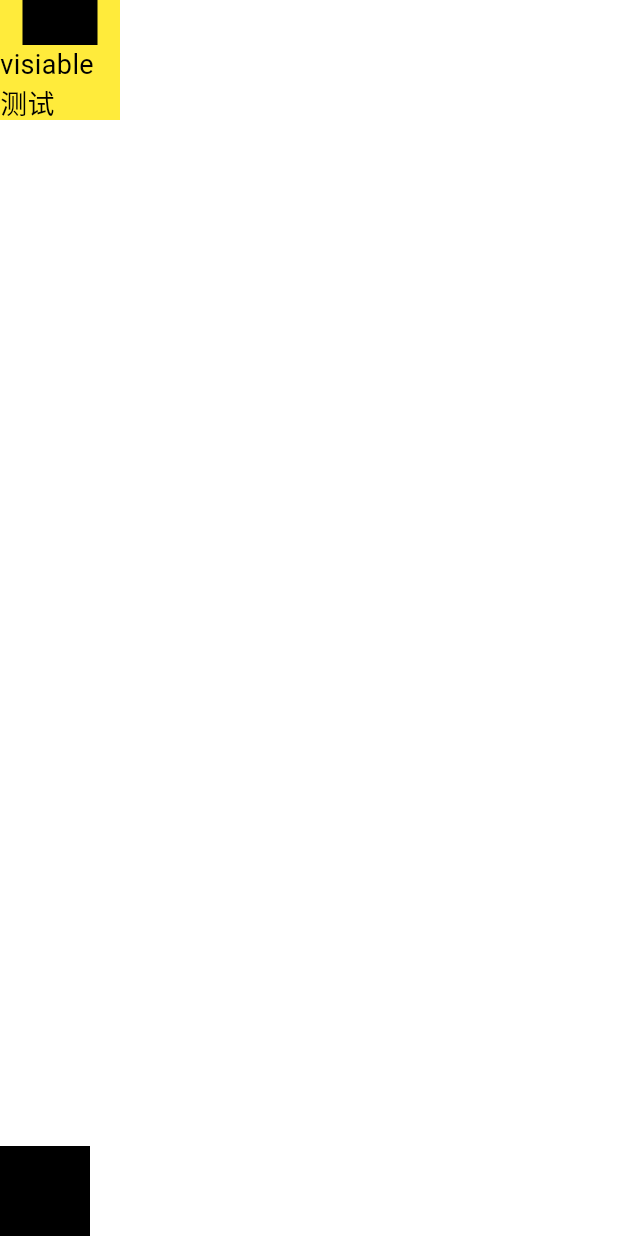
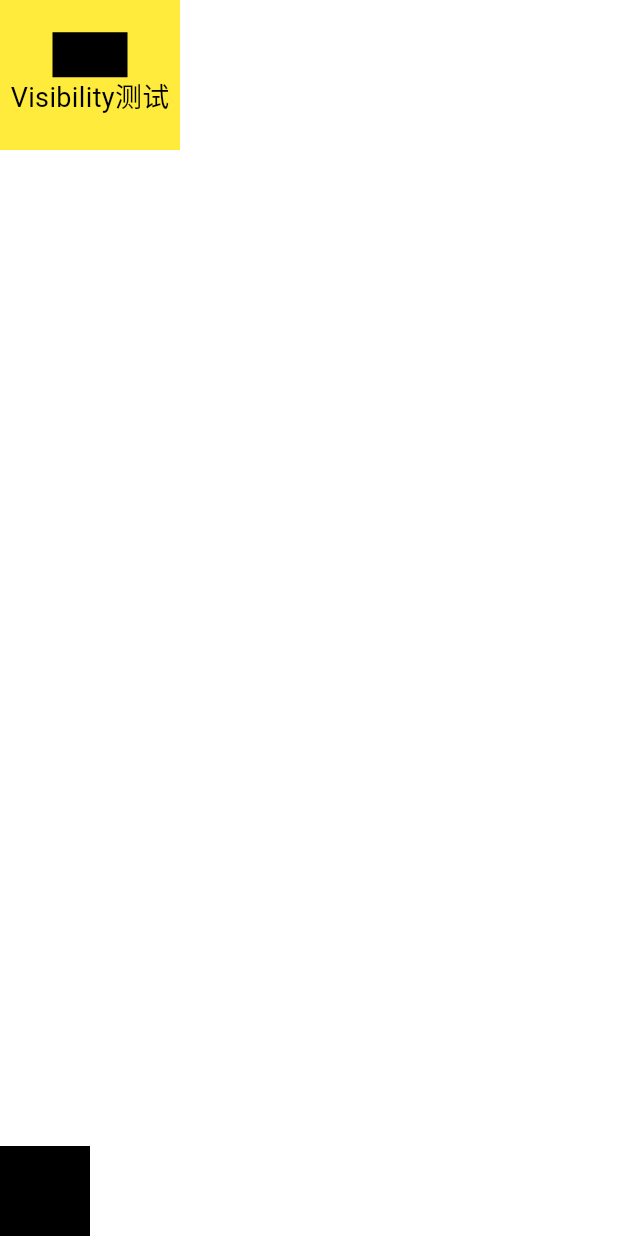
Before and after one commit to SpringRollHHB/FlutterUiTest, a Flutter app: the ContextTestPage screen opened by its route, on a phone screen of 412 x 824 dp. Run offline on Flutter 3.47's test engine with Material 3 defaults, Android fonts, the phone set to English and light mode, and no system bars; our stand-ins replace auto_size_text, get.

Commit message:
context-测试2

```diff
--- a/lib/layout/context_page.dart
+++ b/lib/layout/context_page.dart
@@ -1,4 +1,3 @@
-import 'package:flutter/cupertino.dart';
 import 'package:flutter/material.dart';
 import 'package:flutteruitest/layout/widget/show_context_text_widget.dart';
 
@@ -12,7 +11,7 @@ class ContextTestPage extends StatefulWidget {
 
 class _ContextTestPageState extends State<ContextTestPage> {
 
-  ValueNotifier<bool> _showNotify = ValueNotifier(true);
+  final ValueNotifier<bool> _showNotify = ValueNotifier(true);
 
 
   @override
@@ -21,6 +20,7 @@ class _ContextTestPageState extends State<ContextTestPage> {
       backgroundColor: Colors.white,
       body: Column(
         children: [
+          SizedBox(height: MediaQuery.of(context).padding.top,),
           Row(
             children: [
               ValueListenableBuilder(
@@ -29,8 +29,8 @@ class _ContextTestPageState extends State<ContextTestPage> {
                     return Visibility(
                       visible: show,
                       child: Container(
-                        height: 80,
-                        width: 80,
+                        height: 100,
+                        width: 120,
                         alignment: Alignment.center,
                         color: Colors.yellow,
                         child: const Column(
@@ -38,7 +38,7 @@ class _ContextTestPageState extends State<ContextTestPage> {
                           children: [
                             ShowContextTestWidget(),
                             Text(
-                              "visiable测试",
+                              "Visibility测试",
                               style: TextStyle(color: Colors.black, fontSize: 18),
                             )
                           ],
@@ -53,7 +53,7 @@ class _ContextTestPageState extends State<ContextTestPage> {
             children: [
               GestureDetector(
                 onTap: (){
-                  _showNotify.value = false;
+                  _showNotify.value = !_showNotify.value;
                 },
                 child: Container(
                   width: 60,
--- a/lib/layout/widget/show_context_text_widget.dart
+++ b/lib/layout/widget/show_context_text_widget.dart
@@ -1,7 +1,4 @@
-import 'package:flutter/cupertino.dart';
 import 'package:flutter/material.dart';
-import 'package:get/get.dart';
-
 import '../AsyncAwaitPage.dart';
 
 class ShowContextTestWidget extends StatefulWidget {
```
